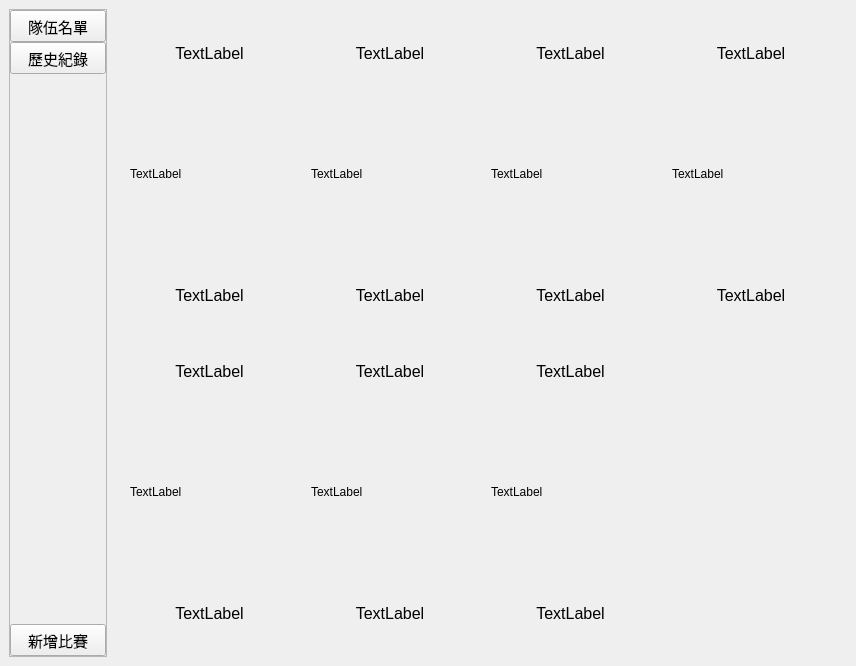
Above: pythonVer/ui.ui from AndrewCK24/volleybro before the change. Below: the same form after it.
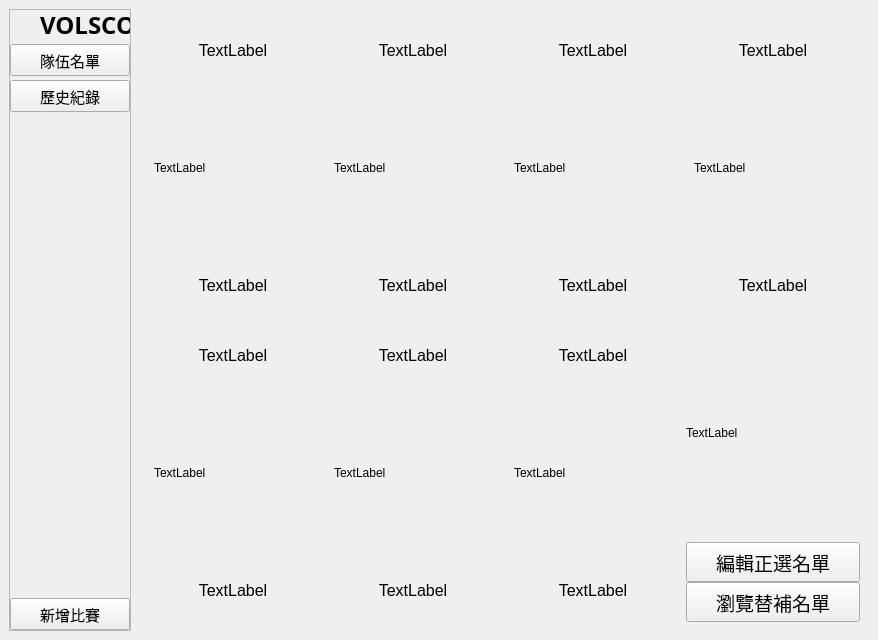
That is the form after the change. The open tabs and pages were chosen to show the change. Icons and pictures are not drawn.

Diff of the .ui file:
```diff
--- a/pythonVer/ui.ui
+++ b/pythonVer/ui.ui
@@ -6,8 +6,8 @@
    <rect>
     <x>0</x>
     <y>0</y>
-    <width>856</width>
-    <height>666</height>
+    <width>878</width>
+    <height>640</height>
    </rect>
   </property>
   <property name="windowTitle">
@@ -166,8 +166,32 @@
           </property>
           <layout class="QVBoxLayout" name="verticalLayout">
            <property name="spacing">
+            <number>4</number>
+           </property>
+           <property name="leftMargin">
             <number>0</number>
            </property>
+           <property name="topMargin">
+            <number>0</number>
+           </property>
+           <property name="rightMargin">
+            <number>0</number>
+           </property>
+           <property name="bottomMargin">
+            <number>0</number>
+           </property>
+           <item>
+            <widget class="QWidget" name="logoSet_2" native="true">
+             <property name="sizePolicy">
+              <sizepolicy hsizetype="Fixed" vsizetype="Fixed">
+               <horstretch>0</horstretch>
+               <verstretch>0</verstretch>
+              </sizepolicy>
+             </property>
+             <layout class="QHBoxLayout" name="horizontalLayout_15">
+              <property name="spacing">
+               <number>0</number>
+              </property>
            <property name="leftMargin">
             <number>0</number>
            </property>
@@ -180,6 +204,64 @@
            <property name="bottomMargin">
             <number>0</number>
            </property>
+              <item>
+               <widget class="QLabel" name="icon_2">
+                <property name="minimumSize">
+                 <size>
+                  <width>30</width>
+                  <height>30</height>
+                 </size>
+                </property>
+                <property name="maximumSize">
+                 <size>
+                  <width>30</width>
+                  <height>30</height>
+                 </size>
+                </property>
+                <property name="styleSheet">
+                 <string notr="true">image: url(:/logo/image/logoYellow.png);</string>
+                </property>
+                <property name="text">
+                 <string/>
+                </property>
+               </widget>
+              </item>
+              <item>
+               <widget class="QLabel" name="text_2">
+                <property name="minimumSize">
+                 <size>
+                  <width>90</width>
+                  <height>30</height>
+                 </size>
+                </property>
+                <property name="maximumSize">
+                 <size>
+                  <width>90</width>
+                  <height>30</height>
+                 </size>
+                </property>
+                <property name="font">
+                 <font>
+                  <family>Berlin Sans FB</family>
+                  <pointsize>18</pointsize>
+                  <bold>true</bold>
+                  <underline>false</underline>
+                 </font>
+                </property>
+                <property name="text">
+                 <string>VOLSCO</string>
+                </property>
+                <property name="textFormat">
+                 <enum>Qt::AutoText</enum>
+                </property>
+                <property name="margin">
+                 <number>0</number>
+                </property>
+               </widget>
+              </item>
+             </layout>
+            </widget>
+           </item>
            <item>
             <widget class="QPushButton" name="teamBtn">
              <property name="sizePolicy">
@@ -2728,7 +2810,92 @@
              </widget>
             </item>
             <item row="1" column="3">
-             <widget class="QWidget" name="widget" native="true"/>
+             <widget class="QWidget" name="widget" native="true">
+              <layout class="QGridLayout" name="gridLayout_10">
+               <property name="leftMargin">
+                <number>0</number>
+               </property>
+               <property name="topMargin">
+                <number>0</number>
+               </property>
+               <property name="rightMargin">
+                <number>0</number>
+               </property>
+               <property name="bottomMargin">
+                <number>0</number>
+               </property>
+               <property name="spacing">
+                <number>0</number>
+               </property>
+               <item row="2" column="0">
+                <widget class="QPushButton" name="browseBenchBtn">
+                 <property name="sizePolicy">
+                  <sizepolicy hsizetype="Preferred" vsizetype="Fixed">
+                   <horstretch>0</horstretch>
+                   <verstretch>0</verstretch>
+                  </sizepolicy>
+                 </property>
+                 <property name="minimumSize">
+                  <size>
+                   <width>0</width>
+                   <height>40</height>
+                  </size>
+                 </property>
+                 <property name="maximumSize">
+                  <size>
+                   <width>16777215</width>
+                   <height>40</height>
+                  </size>
+                 </property>
+                 <property name="font">
+                  <font>
+                   <pointsize>14</pointsize>
+                  </font>
+                 </property>
+                 <property name="text">
+                  <string>瀏覽替補名單</string>
+                 </property>
+                </widget>
+               </item>
+               <item row="1" column="0">
+                <widget class="QPushButton" name="editRegularBtn">
+                 <property name="sizePolicy">
+                  <sizepolicy hsizetype="Preferred" vsizetype="Fixed">
+                   <horstretch>0</horstretch>
+                   <verstretch>0</verstretch>
+                  </sizepolicy>
+                 </property>
+                 <property name="minimumSize">
+                  <size>
+                   <width>0</width>
+                   <height>40</height>
+                  </size>
+                 </property>
+                 <property name="maximumSize">
+                  <size>
+                   <width>16777215</width>
+                   <height>40</height>
+                  </size>
+                 </property>
+                 <property name="font">
+                  <font>
+                   <pointsize>14</pointsize>
+                  </font>
+                 </property>
+                 <property name="text">
+                  <string>編輯正選名單</string>
+                 </property>
+                </widget>
+               </item>
+               <item row="0" column="0">
+                <widget class="QLabel" name="infoLabel">
+                 <property name="text">
+                  <string>TextLabel</string>
+                 </property>
+                </widget>
+               </item>
+              </layout>
+             </widget>
             </item>
             <item row="0" column="0">
              <widget class="QWidget" name="player1" native="true">
```
Left out of the diff: 36 changed lines with no effect on the pictures. Lines whose indentation alone changed are shown as unchanged.
